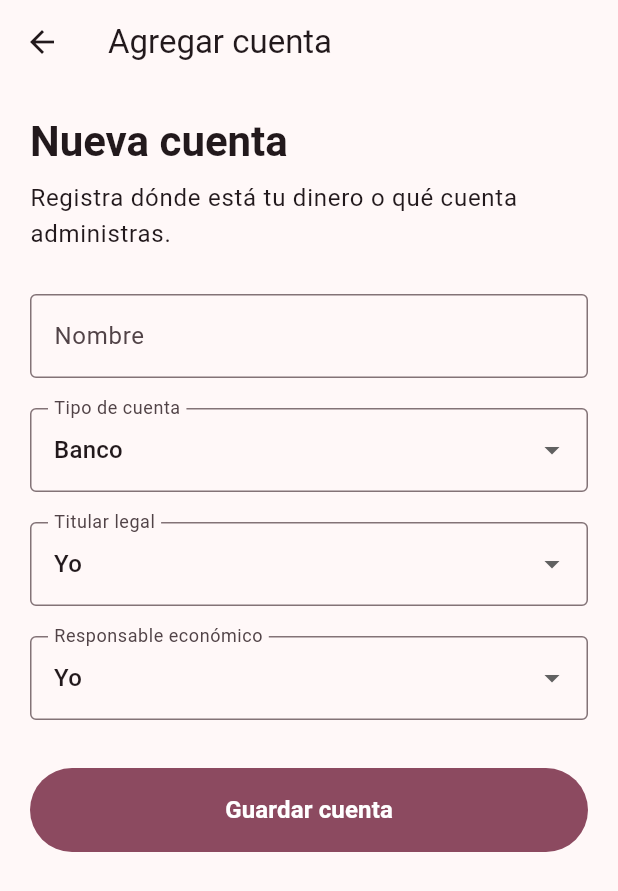
After one commit to Julianmolina07/molina_os, a Flutter app: the AccountsPage screen opened directly, after a tap on "Agregar cuenta", on a phone screen of 412 x 824 dp. The commit adds this screen. Shown: the top 891 px of the screen. Run offline on Flutter 3.47's test engine with Material 3 defaults, Android fonts, the phone set to English and light mode, and no system bars; our stand-ins replace drift; accounts and stored records are empty; generated files the repository leaves out were written again; Roboto replaces fonts that are missing (SF Pro Display).

Commit message:
feat: add account management with local persistence

```diff
--- a/lib/data/app_database.dart
+++ b/lib/data/app_database.dart
@@ -32,7 +32,8 @@ class Accounts extends Table {
   ],
 )
 class AppDatabase extends _$AppDatabase {
-  AppDatabase() : super(_openConnection());
+  AppDatabase([QueryExecutor? executor])
+      : super(executor ?? _openConnection());
 
   @override
   int get schemaVersion => 1;
@@ -41,6 +42,7 @@ class AppDatabase extends _$AppDatabase {
 LazyDatabase _openConnection() {
   return LazyDatabase(() async {
     final directory = await getApplicationDocumentsDirectory();
+
     final file = File(
       p.join(directory.path, 'molina_os.sqlite'),
     );
--- /dev/null
+++ b/lib/data/database_provider.dart
@@ -0,0 +1,7 @@
+import 'app_database.dart';
+
+class DatabaseProvider {
+  DatabaseProvider._();
+
+  static final AppDatabase instance = AppDatabase();
+}
--- /dev/null
+++ b/lib/data/repositories/account_repository.dart
@@ -0,0 +1,40 @@
+import 'package:drift/drift.dart';
+
+import '../app_database.dart';
+
+class AccountRepository {
+  final AppDatabase database;
+
+  const AccountRepository(this.database);
+
+  Stream<List<Account>> watchAll() {
+    return (database.select(database.accounts)
+          ..where((account) => account.active.equals(true)))
+        .watch();
+  }
+
+  Future<Account?> findById(String id) {
+    return (database.select(database.accounts)
+          ..where((account) => account.id.equals(id)))
+        .getSingleOrNull();
+  }
+
+  Future<void> create(AccountsCompanion account) {
+    return database.into(database.accounts).insert(account);
+  }
+
+  Future<bool> updateAccount(AccountsCompanion account) async {
+  final updatedRows = await database.update(database.accounts).write(account);
+  return updatedRows > 0;
+}
+
+  Future<void> deactivate(String id) {
+    return (database.update(database.accounts)
+          ..where((account) => account.id.equals(id)))
+        .write(
+      const AccountsCompanion(
+        active: Value(false),
+      ),
+    );
+  }
+}
--- /dev/null
+++ b/lib/features/accounts/accounts_page.dart
@@ -0,0 +1,100 @@
+import 'package:flutter/material.dart';
+import 'add_account_page.dart';
+import '../../data/database_provider.dart';
+import '../../data/repositories/account_repository.dart';
+
+class AccountsPage extends StatelessWidget {
+  const AccountsPage({super.key});
+
+  @override
+  Widget build(BuildContext context) {
+    final repository = AccountRepository(DatabaseProvider.instance);
+
+    return Scaffold(
+      appBar: AppBar(
+        title: const Text('Cuentas'),
+      ),
+      body: StreamBuilder(
+        stream: repository.watchAll(),
+        builder: (context, snapshot) {
+          if (snapshot.hasError) {
+            return Center(
+              child: Text(
+                'Error al cargar las cuentas:\n${snapshot.error}',
+                textAlign: TextAlign.center,
+              ),
+            );
+          }
+
+          if (!snapshot.hasData) {
+            return const Center(
+              child: CircularProgressIndicator(),
+            );
+          }
+
+          final accounts = snapshot.data!;
+
+          if (accounts.isEmpty) {
+            return ListView(
+              padding: const EdgeInsets.all(20),
+              children: [
+                Text(
+                  'Tus cuentas',
+                  style: Theme.of(context).textTheme.headlineMedium?.copyWith(
+                        fontWeight: FontWeight.bold,
+                      ),
+                ),
+                const SizedBox(height: 8),
+                Text(
+                  'Aquí estarán tus bancos, billeteras, tarjetas y efectivo.',
+                  style: Theme.of(context).textTheme.bodyLarge,
+                ),
+                const SizedBox(height: 24),
+                Card(
+                  child: ListTile(
+                    leading: const CircleAvatar(
+                      child: Icon(Icons.account_balance),
+                    ),
+                    title: const Text('Sin cuentas registradas'),
+                    subtitle: const Text(
+                      'Agrega tu primera cuenta para comenzar.',
+                    ),
+                  ),
+                ),
+              ],
+            );
+          }
+
+          return ListView.builder(
+            padding: const EdgeInsets.all(20),
+            itemCount: accounts.length,
+            itemBuilder: (context, index) {
+              final account = accounts[index];
+
+              return Card(
+                child: ListTile(
+                  leading: const CircleAvatar(
+                    child: Icon(Icons.account_balance_wallet),
+                  ),
+                  title: Text(account.name),
+                  subtitle: Text(account.currency),
+                ),
+              );
+            },
+          );
+        },
+      ),
+      floatingActionButton: FloatingActionButton.extended(
+        onPressed: () {
+  Navigator.of(context).push(
+    MaterialPageRoute(
+      builder: (_) => const AddAccountPage(),
+    ),
+  );
+},
+        icon: const Icon(Icons.add),
+        label: const Text('Agregar cuenta'),
+      ),
+    );
+  }
+}
--- /dev/null
+++ b/lib/features/accounts/add_account_page.dart
@@ -0,0 +1,237 @@
+import 'package:drift/drift.dart' show Value;
+import 'package:flutter/material.dart';
+
+import '../../data/app_database.dart';
+import '../../data/database_provider.dart';
+import '../../data/repositories/account_repository.dart';
+
+class AddAccountPage extends StatefulWidget {
+  const AddAccountPage({super.key});
+
+  @override
+  State<AddAccountPage> createState() => _AddAccountPageState();
+}
+
+class _AddAccountPageState extends State<AddAccountPage> {
+  final _formKey = GlobalKey<FormState>();
+  final _nameController = TextEditingController();
+
+  final _repository = AccountRepository(DatabaseProvider.instance);
+
+  int _type = 0;
+  int _legalOwner = 0;
+  int _economicResponsible = 0;
+
+  bool _saving = false;
+
+  @override
+  void dispose() {
+    _nameController.dispose();
+    super.dispose();
+  }
+
+  Future<void> _saveAccount() async {
+    if (!_formKey.currentState!.validate()) {
+      return;
+    }
+
+    setState(() {
+      _saving = true;
+    });
+
+    try {
+      final id = DateTime.now().microsecondsSinceEpoch.toString();
+
+      await _repository.create(
+        AccountsCompanion.insert(
+          id: id,
+          name: _nameController.text.trim(),
+          type: _type,
+          currency: const Value('COP'),
+          legalOwner: _legalOwner,
+          economicResponsible: _economicResponsible,
+        ),
+      );
+
+      if (!mounted) {
+        return;
+      }
+
+      Navigator.of(context).pop();
+    } catch (error) {
+      if (!mounted) {
+        return;
+      }
+
+      ScaffoldMessenger.of(context).showSnackBar(
+        SnackBar(
+          content: Text('No se pudo guardar la cuenta: $error'),
+        ),
+      );
+    } finally {
+      if (mounted) {
+        setState(() {
+          _saving = false;
+        });
+      }
+    }
+  }
+
+  @override
+  Widget build(BuildContext context) {
+    return Scaffold(
+      appBar: AppBar(
+        title: const Text('Agregar cuenta'),
+      ),
+      body: SafeArea(
+        child: Form(
+          key: _formKey,
+          child: ListView(
+            padding: const EdgeInsets.all(20),
+            children: [
+              Text(
+                'Nueva cuenta',
+                style: Theme.of(context).textTheme.headlineMedium?.copyWith(
+                      fontWeight: FontWeight.bold,
+                    ),
+              ),
+              const SizedBox(height: 8),
+              Text(
+                'Registra dónde está tu dinero o qué cuenta administras.',
+                style: Theme.of(context).textTheme.bodyLarge,
+              ),
+              const SizedBox(height: 28),
+              TextFormField(
+                controller: _nameController,
+                textCapitalization: TextCapitalization.sentences,
+                decoration: const InputDecoration(
+                  labelText: 'Nombre',
+                  hintText: 'Ej. Nequi',
+                  border: OutlineInputBorder(),
+                ),
+                validator: (value) {
+                  if (value == null || value.trim().isEmpty) {
+                    return 'Escribe un nombre para la cuenta.';
+                  }
+
+                  return null;
+                },
+              ),
+              const SizedBox(height: 20),
+              DropdownButtonFormField<int>(
+                initialValue: _type,
+                decoration: const InputDecoration(
+                  labelText: 'Tipo de cuenta',
+                  border: OutlineInputBorder(),
+                ),
+                items: const [
+                  DropdownMenuItem(
+                    value: 0,
+                    child: Text('Banco'),
+                  ),
+                  DropdownMenuItem(
+                    value: 1,
+                    child: Text('Billetera digital'),
+                  ),
+                  DropdownMenuItem(
+                    value: 2,
+                    child: Text('Tarjeta de crédito'),
+                  ),
+                  DropdownMenuItem(
+                    value: 3,
+                    child: Text('Efectivo'),
+                  ),
+                ],
+                onChanged: (value) {
+                  if (value == null) {
+                    return;
+                  }
+
+                  setState(() {
+                    _type = value;
+                  });
+                },
+              ),
+              const SizedBox(height: 20),
+              DropdownButtonFormField<int>(
+                initialValue: _legalOwner,
+                decoration: const InputDecoration(
+                  labelText: 'Titular legal',
+                  border: OutlineInputBorder(),
+                ),
+                items: const [
+                  DropdownMenuItem(
+                    value: 0,
+                    child: Text('Yo'),
+                  ),
+                  DropdownMenuItem(
+                    value: 1,
+                    child: Text('Otra persona'),
+                  ),
+                ],
+                onChanged: (value) {
+                  if (value == null) {
+                    return;
+                  }
+
+                  setState(() {
+                    _legalOwner = value;
+                  });
+                },
+              ),
+              const SizedBox(height: 20),
+              DropdownButtonFormField<int>(
+                initialValue: _economicResponsible,
+                decoration: const InputDecoration(
+                  labelText: 'Responsable económico',
+                  border: OutlineInputBorder(),
+                ),
+                items: const [
+                  DropdownMenuItem(
+                    value: 0,
+                    child: Text('Yo'),
+                  ),
+                  DropdownMenuItem(
+                    value: 1,
+                    child: Text('Otra persona'),
+                  ),
+                ],
+                onChanged: (value) {
+                  if (value == null) {
+                    return;
+                  }
+
+                  setState(() {
+                    _economicResponsible = value;
+                  });
+                },
+              ),
+              const SizedBox(height: 32),
+              SizedBox(
+                height: 56,
+                child: FilledButton(
+                  onPressed: _saving ? null : _saveAccount,
+                  child: _saving
+                      ? const SizedBox(
+                          width: 24,
+                          height: 24,
+                          child: CircularProgressIndicator(
+                            strokeWidth: 2,
+                          ),
+                        )
+                      : const Text(
+                          'Guardar cuenta',
+                          style: TextStyle(
+                            fontSize: 16,
+                            fontWeight: FontWeight.w600,
+                          ),
+                        ),
+                ),
+              ),
+            ],
+          ),
+        ),
+      ),
+    );
+  }
+}
```
Also changed, not shown: lib/features/dashboard/dashboard_page.dart (+15 -5 lines), 1 other file.
